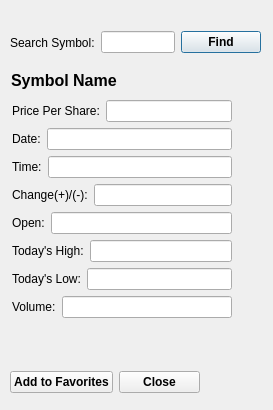
Old version of the form stocksearch.ui in the repository ckhajavi/VDMS_FOR_REAL_THO.
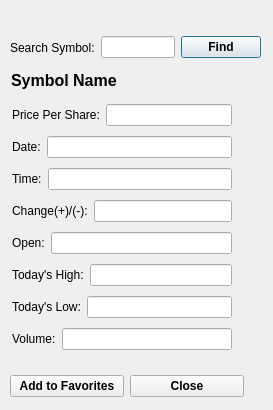
New version of the form.

What changed in the file:
```diff
--- a/stocksearch.ui
+++ b/stocksearch.ui
@@ -19,7 +19,7 @@
      <x>10</x>
      <y>30</y>
      <width>251</width>
-     <height>25</height>
+     <height>35</height>
     </rect>
    </property>
    <layout class="QHBoxLayout" name="horizontalLayout_2">
@@ -81,8 +81,8 @@
     <rect>
      <x>10</x>
      <y>370</y>
-     <width>190</width>
-     <height>25</height>
+     <width>234</width>
+     <height>32</height>
     </rect>
    </property>
    <layout class="QHBoxLayout" name="horizontalLayout_5">
@@ -120,7 +120,7 @@
      <x>12</x>
      <y>100</y>
      <width>220</width>
-     <height>220</height>
+     <height>256</height>
     </rect>
    </property>
    <layout class="QVBoxLayout" name="verticalLayout">
```
